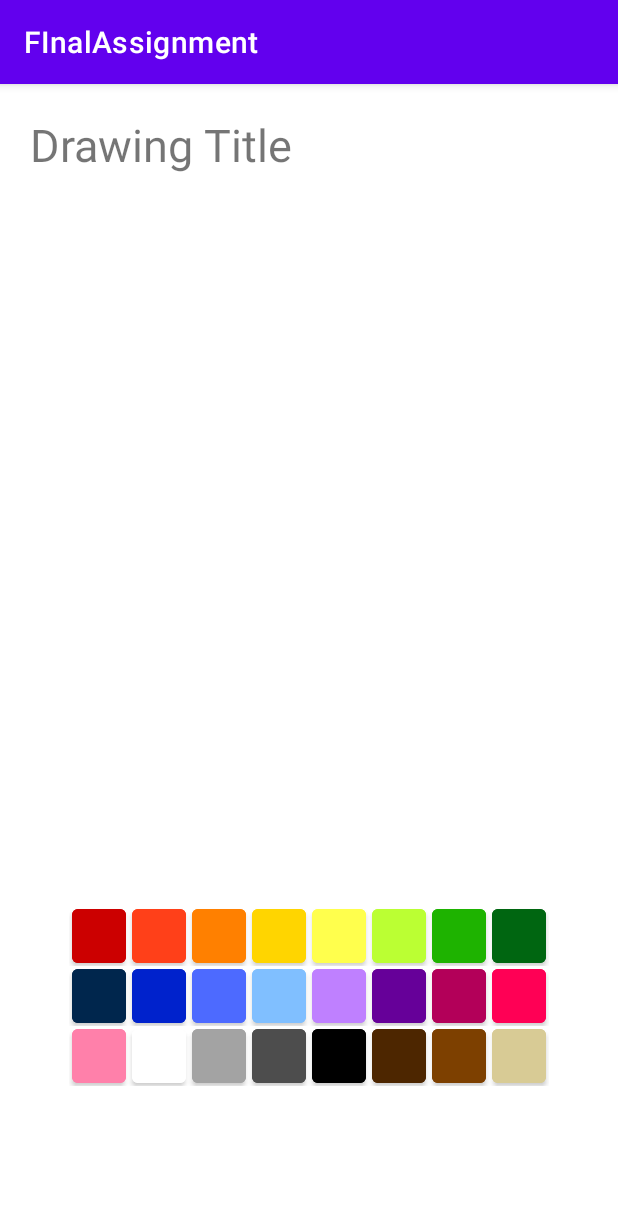
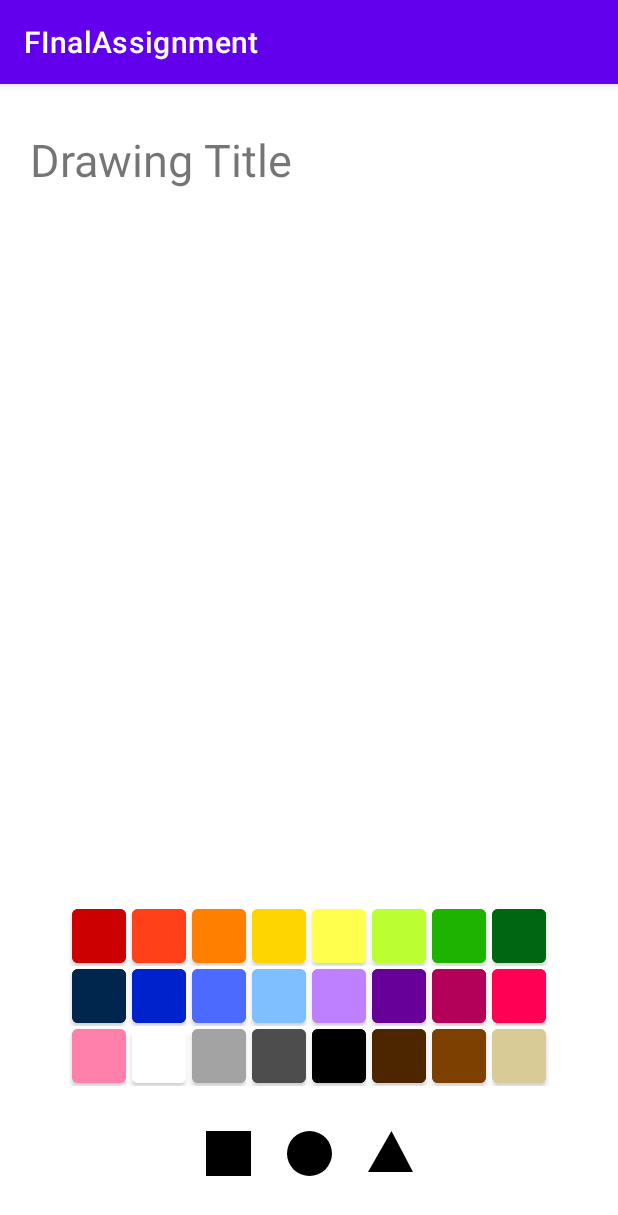
Before and after one commit to a-hassett/cs2410-finalassignment, an Android app: the DrawFragment screen opened through its navigation route, on a phone screen of 412 x 824 dp. Shown: the top 1215 px of the screen. Run offline under Robolectric (Android 15) with nearby library versions, the phone set to English and light mode, and no system bars.

Commit message:
shape buttons

```diff
--- /dev/null
+++ b/app/src/main/res/drawable/triangle_shape.xml
@@ -0,0 +1,12 @@
+<?xml version="1.0" encoding="utf-8"?>
+<vector xmlns:android="http://schemas.android.com/apk/res/android"
+    android:height="30dp"
+    android:width="30dp"
+    android:viewportWidth="23"
+    android:viewportHeight="23">
+
+    <path
+        android:fillColor="@color/black"
+        android:pathData="M0,21H23L12,0" />
+
+</vector>
--- a/app/src/main/res/layout/fragment_draw.xml
+++ b/app/src/main/res/layout/fragment_draw.xml
@@ -14,7 +14,7 @@
         android:layout_width="wrap_content"
         android:layout_height="wrap_content"
         android:layout_marginStart="20dp"
-        android:layout_marginTop="20dp"
+        android:layout_marginTop="30dp"
         android:text="Drawing Title"
         android:textSize="30sp"
         app:layout_constraintStart_toStartOf="parent"
@@ -33,6 +33,7 @@
         app:layout_constraintEnd_toEndOf="parent"
         app:layout_constraintStart_toStartOf="parent"
         app:layout_constraintTop_toTopOf="parent" />
+        <!--android:src="@drawable/triangle_shape"-->
 
     <TableLayout
         android:id="@+id/colorGrid"
@@ -322,6 +323,51 @@
                 android:text="" />
         </TableRow>
 
+    </TableLayout>
+
+    <TableLayout
+        android:id="@+id/shapeGrid"
+        android:layout_width="wrap_content"
+        android:layout_height="wrap_content"
+        android:layout_marginBottom="30dp"
+        app:layout_constraintBottom_toBottomOf="parent"
+        app:layout_constraintEnd_toEndOf="parent"
+        app:layout_constraintStart_toStartOf="parent">
+
+        <TableRow
+            android:layout_width="match_parent"
+            android:layout_height="match_parent" >
+
+            <ImageButton
+                android:id="@+id/imageButton"
+                android:layout_width="wrap_content"
+                android:layout_height="wrap_content"
+                android:backgroundTint="@color/white"
+                android:src="@drawable/square_shape" />
+
+            <ImageButton
+                android:id="@+id/imageButton2"
+                android:layout_width="wrap_content"
+                android:layout_height="wrap_content"
+                android:backgroundTint="@color/white"
+                android:src="@drawable/circle_shape" />
+
+            <ImageButton
+                android:id="@+id/imageButton3"
+                android:layout_width="wrap_content"
+                android:layout_height="wrap_content"
+                android:backgroundTint="@color/white"
+                android:src="@drawable/triangle_shape" />
+        </TableRow>
+
+        <TableRow
+            android:layout_width="match_parent"
+            android:layout_height="match_parent" />
+
+        <TableRow
+            android:layout_width="match_parent"
+            android:layout_height="match_parent" />
+
         <TableRow
             android:layout_width="match_parent"
             android:layout_height="match_parent" />
```
Also changed, not shown: 1 other file.
